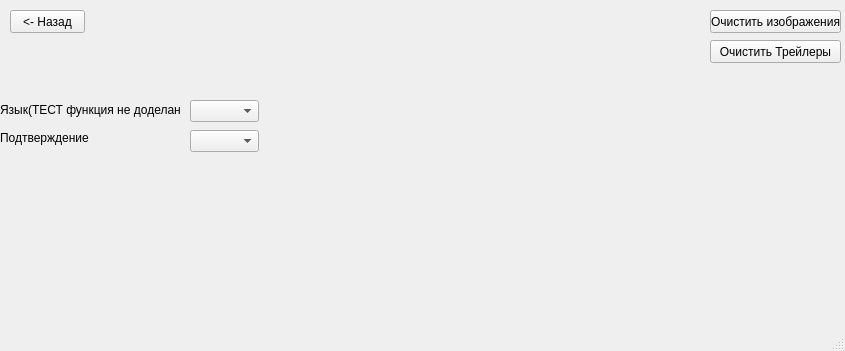
The window that ui/settings.ui (Zloiben/Application) describes before a commit, drawn with Qt 5.
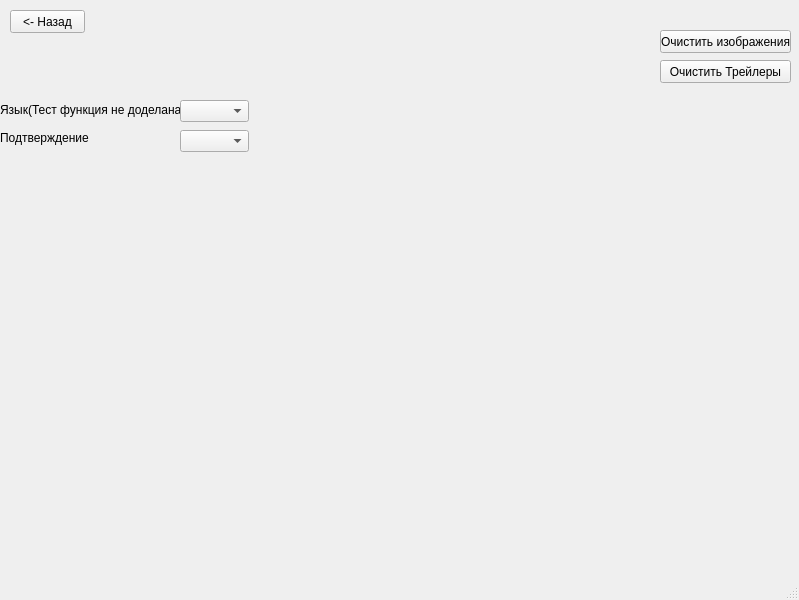
The same window after the commit.

Diff of the .ui file:
```diff
--- a/ui/settings.ui
+++ b/ui/settings.ui
@@ -6,8 +6,8 @@
    <rect>
     <x>0</x>
     <y>0</y>
-    <width>845</width>
-    <height>351</height>
+    <width>799</width>
+    <height>600</height>
    </rect>
   </property>
   <property name="windowTitle">
@@ -24,13 +24,13 @@
      </rect>
     </property>
     <property name="text">
-     <string>Язык(ТЕСТ функция не доделана)</string>
+     <string>Язык(Тест функция не доделана)</string>
     </property>
    </widget>
    <widget class="QComboBox" name="language">
     <property name="geometry">
      <rect>
-      <x>190</x>
+      <x>180</x>
       <y>100</y>
       <width>69</width>
       <height>22</height>
@@ -66,7 +66,7 @@
    <widget class="QComboBox" name="confirmation">
     <property name="geometry">
      <rect>
-      <x>190</x>
+      <x>180</x>
       <y>130</y>
       <width>69</width>
       <height>22</height>
@@ -76,8 +76,8 @@
    <widget class="QPushButton" name="btn_clear_all_trailers">
     <property name="geometry">
      <rect>
-      <x>710</x>
-      <y>40</y>
+      <x>660</x>
+      <y>60</y>
       <width>131</width>
       <height>23</height>
      </rect>
@@ -89,8 +89,8 @@
    <widget class="QPushButton" name="btn_clear_all_images">
     <property name="geometry">
      <rect>
-      <x>710</x>
-      <y>10</y>
+      <x>660</x>
+      <y>30</y>
       <width>131</width>
       <height>23</height>
      </rect>
```
Left out of the diff: 2 changed lines with no effect on the pictures.
